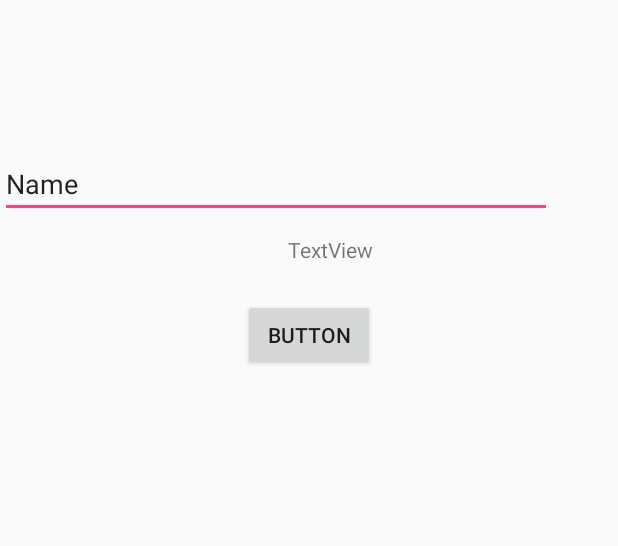
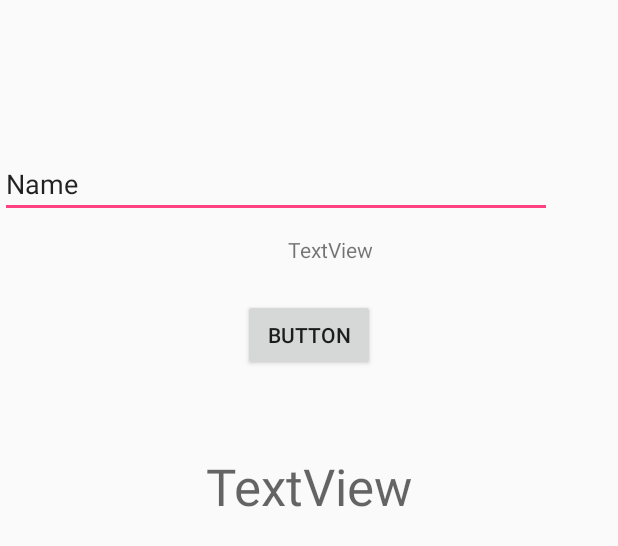
Before and after one commit to twn9320/My0427012, an Android app: the layout activity_main.xml on its own in the app's theme, with its tools: preview values and no code run, on a phone screen of 412 x 824 dp. Shown: the top 546 px of the screen. Run offline under Robolectric (Android 15) with nearby library versions, the phone set to English and light mode, and no system bars.

```diff
--- a/app/src/main/res/layout/activity_main.xml
+++ b/app/src/main/res/layout/activity_main.xml
@@ -39,4 +39,17 @@
         tools:layout_editor_absoluteX="8dp"
         app:layout_constraintTop_toTopOf="parent"
         android:layout_marginTop="100dp" />
+
+    <TextView
+        android:id="@+id/textView2"
+        android:layout_width="wrap_content"
+        android:layout_height="wrap_content"
+        android:layout_marginLeft="8dp"
+        android:layout_marginRight="8dp"
+        android:layout_marginTop="54dp"
+        android:text="TextView"
+        android:textAppearance="@style/TextAppearance.AppCompat.Display1"
+        app:layout_constraintLeft_toLeftOf="parent"
+        app:layout_constraintRight_toRightOf="parent"
+        app:layout_constraintTop_toBottomOf="@+id/button4" />
 </android.support.constraint.ConstraintLayout>
```
Also changed, not shown: app/src/main/java/com/example/yvtc/my042701/MainActivity.java (+22 -5 lines).
